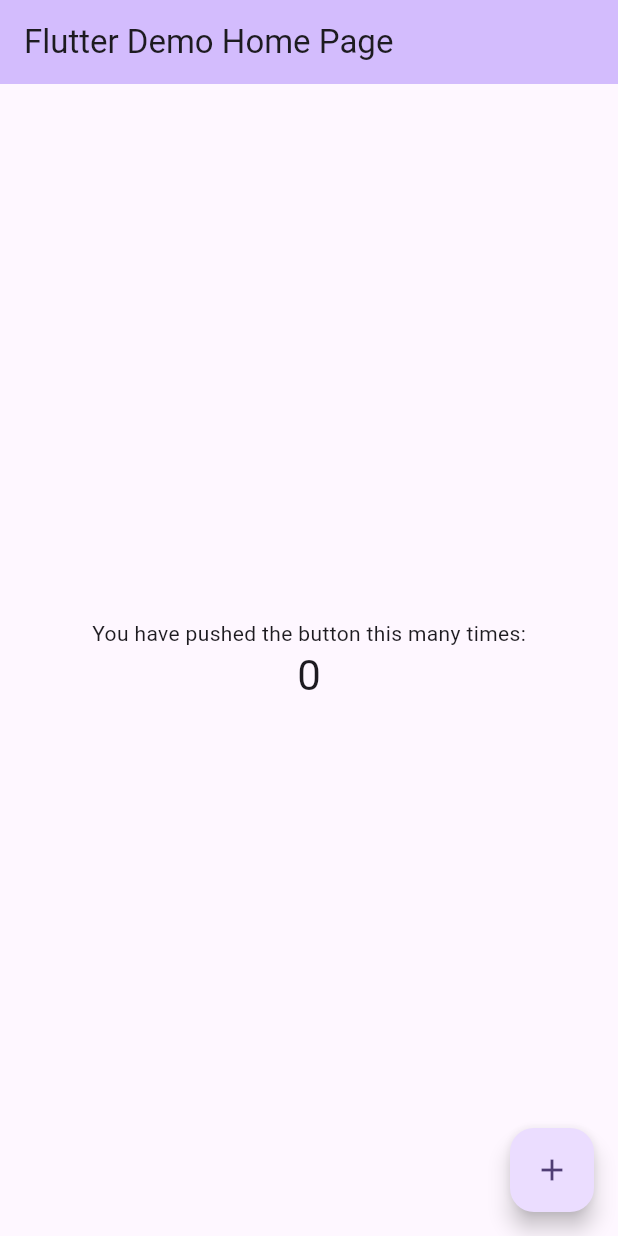
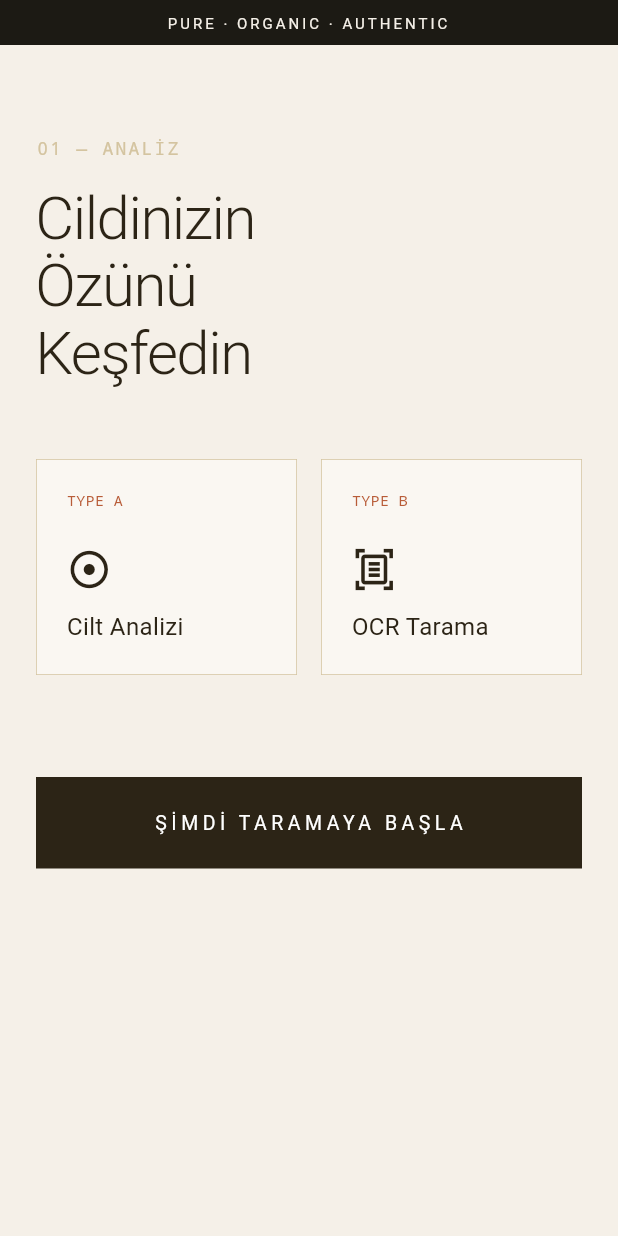
Before and after one commit to zeynepkdursun/app-preneur-up-school, a Flutter app: the screen it shows after launch, on a phone screen of 412 x 824 dp. Run offline on Flutter 3.47's test engine with Material 3 defaults, Android fonts, the phone set to English and light mode, and no system bars.

Commit message:
feat: initialization of main page

```diff
--- a/frontend/lib/main.dart
+++ b/frontend/lib/main.dart
@@ -1,122 +1,194 @@
 import 'package:flutter/material.dart';
 
-void main() {
-  runApp(const MyApp());
+// --- 🎨 RENK SİSTEMİ (Design System Rules referanslı) ---
+class SkinLensColors {
+  static const Color canvas = Color(0xFFF5F0E8);    // Ana arka plan
+  static const Color warmWhite = Color(0xFFFAF7F2); // Kart/Panel
+  static const Color ink = Color(0xFF2C2416);       // Koyu kahve metin
+  static const Color inkSoft = Color(0xFF5C4F3A);   // İkincil metin
+  static const Color olive = Color(0xFF6B6B45);     // Vurgu rengi[cite: 1]
+  static const Color sand = Color(0xFFD4C4A0);      // Kenarlıklar[cite: 1]
+  static const Color terracotta = Color(0xFFB85C38); // Dikkat elemanı[cite: 1]
 }
 
-class MyApp extends StatelessWidget {
-  const MyApp({super.key});
+void main() {
+  runApp(const SkinLensApp());
+}
 
-  // This widget is the root of your application.
+class SkinLensApp extends StatelessWidget {
+  const SkinLensApp({super.key});
+
   @override
   Widget build(BuildContext context) {
     return MaterialApp(
-      title: 'Flutter Demo',
+      title: 'SkinLens',
+      debugShowCheckedModeBanner: false,
       theme: ThemeData(
-        // This is the theme of your application.
-        //
-        // TRY THIS: Try running your application with "flutter run". You'll see
-        // the application has a purple toolbar. Then, without quitting the app,
-        // try changing the seedColor in the colorScheme below to Colors.green
-        // and then invoke "hot reload" (save your changes or press the "hot
-        // reload" button in a Flutter-supported IDE, or press "r" if you used
-        // the command line to start the app).
-        //
-        // Notice that the counter didn't reset back to zero; the application
-        // state is not lost during the reload. To reset the state, use hot
-        // restart instead.
-        //
-        // This works for code too, not just values: Most code changes can be
-        // tested with just a hot reload.
-        colorScheme: .fromSeed(seedColor: Colors.deepPurple),
+        scaffoldBackgroundColor: SkinLensColors.canvas,
+        // Tipografi: Serif hissi için default fontları ezebiliriz[cite: 1]
+        textTheme: const TextTheme(
+          displayLarge: TextStyle(
+            color: SkinLensColors.ink,
+            fontSize: 40,
+            fontWeight: FontWeight.w300, // Lüks minimalizm[cite: 1]
+            letterSpacing: -1.0,
+          ),
+          bodyMedium: TextStyle(color: SkinLensColors.inkSoft, fontSize: 16),
+        ),
       ),
-      home: const MyHomePage(title: 'Flutter Demo Home Page'),
+      home: const HomeScreen(),
     );
   }
 }
 
-class MyHomePage extends StatefulWidget {
-  const MyHomePage({super.key, required this.title});
-
-  // This widget is the home page of your application. It is stateful, meaning
-  // that it has a State object (defined below) that contains fields that affect
-  // how it looks.
-
-  // This class is the configuration for the state. It holds the values (in this
-  // case the title) provided by the parent (in this case the App widget) and
-  // used by the build method of the State. Fields in a Widget subclass are
-  // always marked "final".
-
-  final String title;
-
-  @override
-  State<MyHomePage> createState() => _MyHomePageState();
-}
-
-class _MyHomePageState extends State<MyHomePage> {
-  int _counter = 0;
-
-  void _incrementCounter() {
-    setState(() {
-      // This call to setState tells the Flutter framework that something has
-      // changed in this State, which causes it to rerun the build method below
-      // so that the display can reflect the updated values. If we changed
-      // _counter without calling setState(), then the build method would not be
-      // called again, and so nothing would appear to happen.
-      _counter++;
-    });
-  }
+class HomeScreen extends StatelessWidget {
+  const HomeScreen({super.key});
 
   @override
   Widget build(BuildContext context) {
-    // This method is rerun every time setState is called, for instance as done
-    // by the _incrementCounter method above.
-    //
-    // The Flutter framework has been optimized to make rerunning build methods
-    // fast, so that you can just rebuild anything that needs updating rather
-    // than having to individually change instances of widgets.
     return Scaffold(
-      appBar: AppBar(
-        // TRY THIS: Try changing the color here to a specific color (to
-        // Colors.amber, perhaps?) and trigger a hot reload to see the AppBar
-        // change color while the other colors stay the same.
-        backgroundColor: Theme.of(context).colorScheme.inversePrimary,
-        // Here we take the value from the MyHomePage object that was created by
-        // the App.build method, and use it to set our appbar title.
-        title: Text(widget.title),
+      body: SafeArea(
+        child: SingleChildScrollView(
+          child: Column(
+            crossAxisAlignment: CrossAxisAlignment.start,
+            children: [
+              // 1. ÜST BANNER (Resore stili koyu şerit)[cite: 1]
+              Container(
+                width: double.infinity,
+                color: const Color(0xFF1C1A14),
+                padding: const EdgeInsets.symmetric(vertical: 8),
+                child: const Text(
+                  "PURE · ORGANIC · AUTHENTIC",
+                  textAlign: TextAlign.center,
+                  style: TextStyle(
+                    color: SkinLensColors.canvas,
+                    fontSize: 10,
+                    letterSpacing: 2.0,
+                  ),
+                ),
+              ),
+
+              // 2. HERO BÖLÜMÜ (Asimetrik Yerleşim)[cite: 1]
+              Padding(
+                padding: const EdgeInsets.fromLTRB(24, 60, 24, 40),
+                child: Column(
+                  crossAxisAlignment: CrossAxisAlignment.start,
+                  children: [
+                    const Text(
+                      "01 — ANALİZ",
+                      style: TextStyle(
+                        fontFamily: 'monospace', // Mono hissi[cite: 1]
+                        fontSize: 12,
+                        color: SkinLensColors.sand,
+                        letterSpacing: 1.5,
+                      ),
+                    ),
+                    const SizedBox(height: 16),
+                    Text(
+                      "Cildinizin\nÖzünü\nKeşfedin",
+                      style: Theme.of(context).textTheme.displayLarge,
+                    ),
+                  ],
+                ),
+              ),
+
+              // 3. HİZMET KARTLARI (Brentano Grid Stili - Kare Köşeler)[cite: 1]
+              Padding(
+                padding: const EdgeInsets.symmetric(horizontal: 16),
+                child: Row(
+                  children: [
+                    _buildEditorialCard(
+                      label: "TYPE A",
+                      title: "Cilt Analizi",
+                      icon: Icons.adjust_rounded,
+                    ),
+                    _buildEditorialCard(
+                      label: "TYPE B",
+                      title: "OCR Tarama",
+                      icon: Icons.document_scanner_outlined,
+                    ),
+                  ],
+                ),
+              ),
+
+              const SizedBox(height: 60),
+
+              // 4. ANA BUTON (Resore stili kare köşe)[cite: 1]
+              Padding(
+                padding: const EdgeInsets.symmetric(horizontal: 24),
+                child: InkWell(
+                  onTap: () {},
+                  child: Container(
+                    width: double.infinity,
+                    padding: const EdgeInsets.symmetric(vertical: 20),
+                    decoration: BoxDecoration(
+                      color: SkinLensColors.ink,
+                      border: Border.all(color: SkinLensColors.ink),
+                      borderRadius: BorderRadius.zero, // Kare köşeler[cite: 1]
+                    ),
+                    child: const Center(
+                      child: Text(
+                        "ŞİMDİ TARAMAYA BAŞLA",
+                        style: TextStyle(
+                          color: Colors.white,
+                          letterSpacing: 3.0,
+                          fontSize: 13,
+                          fontWeight: FontWeight.w400,
+                        ),
+                      ),
+                    ),
+                  ),
+                ),
+              ),
+
+              const SizedBox(height: 40),
+            ],
+          ),
+        ),
       ),
-      body: Center(
-        // Center is a layout widget. It takes a single child and positions it
-        // in the middle of the parent.
+    );
+  }
+
+  // Brentano ve Resore karışımı kart yapısı[cite: 1]
+  Widget _buildEditorialCard({
+    required String label,
+    required String title,
+    required IconData icon,
+  }) {
+    return Expanded(
+      child: Container(
+        margin: const EdgeInsets.all(8),
+        padding: const EdgeInsets.all(20),
+        decoration: BoxDecoration(
+          color: SkinLensColors.warmWhite,
+          border: Border.all(color: SkinLensColors.sand, width: 0.5),
+          borderRadius: BorderRadius.zero, // Kare köşeler vazgeçilmez[cite: 1]
+        ),
         child: Column(
-          // Column is also a layout widget. It takes a list of children and
-          // arranges them vertically. By default, it sizes itself to fit its
-          // children horizontally, and tries to be as tall as its parent.
-          //
-          // Column has various properties to control how it sizes itself and
-          // how it positions its children. Here we use mainAxisAlignment to
-          // center the children vertically; the main axis here is the vertical
-          // axis because Columns are vertical (the cross axis would be
-          // horizontal).
-          //
-          // TRY THIS: Invoke "debug painting" (choose the "Toggle Debug Paint"
-          // action in the IDE, or press "p" in the console), to see the
-          // wireframe for each widget.
-          mainAxisAlignment: .center,
+          crossAxisAlignment: CrossAxisAlignment.start,
           children: [
-            const Text('You have pushed the button this many times:'),
             Text(
-              '$_counter',
-              style: Theme.of(context).textTheme.headlineMedium,
+              label,
+              style: const TextStyle(
+                fontFamily: 'monospace',
+                fontSize: 10,
+                color: SkinLensColors.terracotta,
+              ),
+            ),
+            const SizedBox(height: 24),
+            Icon(icon, size: 30, color: SkinLensColors.ink),
+            const SizedBox(height: 12),
+            Text(
+              title,
+              style: const TextStyle(
+                fontSize: 16,
+                fontWeight: FontWeight.w400,
+                color: SkinLensColors.ink,
+              ),
             ),
           ],
         ),
       ),
-      floatingActionButton: FloatingActionButton(
-        onPressed: _incrementCounter,
-        tooltip: 'Increment',
-        child: const Icon(Icons.add),
-      ),
     );
   }
 }
```
